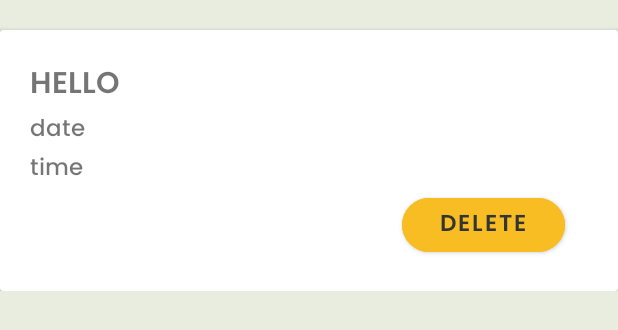
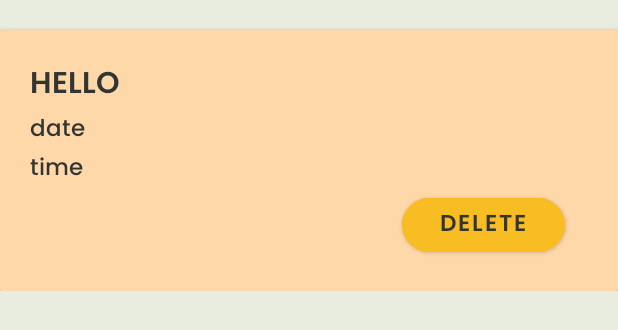
Before and after one commit to cekaaaa/ListPlanner, an Android app: the layout card_plan.xml on its own in the app's theme, with its tools: preview values and no code run, on a phone screen of 412 x 824 dp. Shown: the top 330 px of the screen. Run offline under Robolectric (Android 15) with nearby library versions, the phone set to English and light mode, and no system bars.

Commit message:
card layout

```diff
--- a/app/src/main/res/layout/card_plan.xml
+++ b/app/src/main/res/layout/card_plan.xml
@@ -9,6 +9,7 @@
         android:id="@+id/cardPlan"
         android:layout_width="match_parent"
         android:layout_height="wrap_content"
+        app:cardBackgroundColor="#FFD8A9"
         android:layout_marginTop="20dp">
 
         <LinearLayout
@@ -22,6 +23,7 @@
                 android:layout_width="match_parent"
                 android:layout_height="wrap_content"
                 android:fontFamily="@font/poppinssemibold"
+                android:textColor="@color/bg"
                 android:text="HELLO"
                 android:textSize="20sp" />
 
@@ -30,6 +32,7 @@
                 android:layout_width="match_parent"
                 android:layout_height="wrap_content"
                 android:fontFamily="@font/poppinsmedium"
+                android:textColor="@color/bg"
                 android:text="date"
                 android:textSize="15sp" />
 
@@ -38,6 +41,7 @@
                 android:layout_width="match_parent"
                 android:layout_height="wrap_content"
                 android:fontFamily="@font/poppinsmedium"
+                android:textColor="@color/bg"
                 android:text="time"
                 android:textSize="15sp" />
 
```
